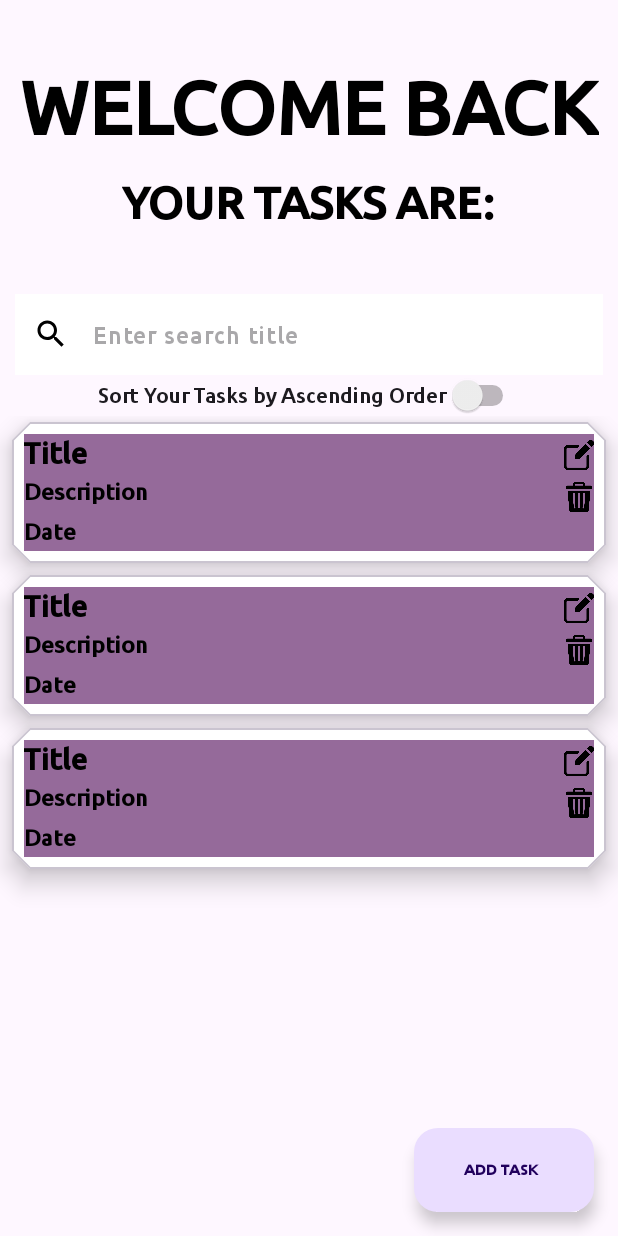
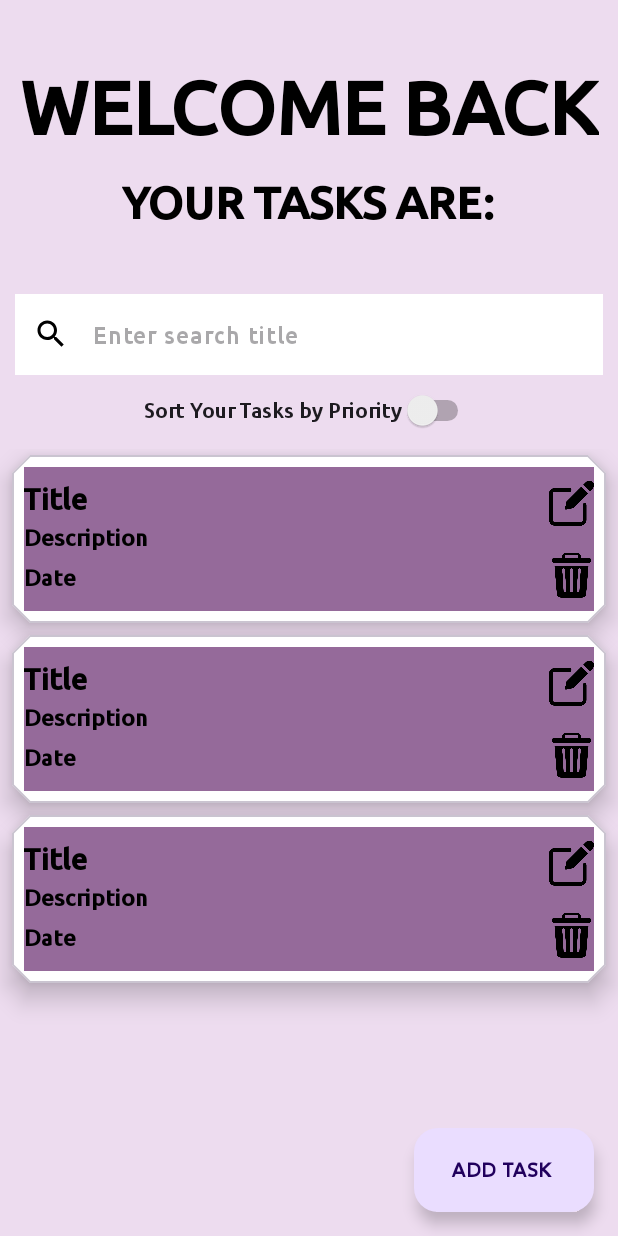
Before and after one commit to Ayathma/TaskManagementApp, an Android app built with Jetpack Compose: the layout activity_main.xml on its own in the app's theme, with its tools: preview values and no code run, on a phone screen of 412 x 824 dp. Run offline under Robolectric (Android 15) with nearby library versions, the phone set to English and light mode, and no system bars.

Commit message:
UI Changes

```diff
--- a/app/src/main/res/layout/activity_main.xml
+++ b/app/src/main/res/layout/activity_main.xml
@@ -5,6 +5,7 @@
     android:id="@+id/main"
     android:layout_width="match_parent"
     android:layout_height="match_parent"
+    android:background="#EDDCEF"
     tools:context=".MainActivity">
 
     <LinearLayout
@@ -17,9 +18,9 @@
             android:id="@+id/textView"
             android:layout_width="wrap_content"
             android:layout_height="wrap_content"
+            android:layout_gravity="center"
             android:layout_marginTop="40dp"
             android:text="WELCOME BACK"
-            android:layout_gravity="center"
             android:textColor="@color/black"
             android:textSize="50sp"
             android:textStyle="bold"
@@ -34,12 +35,12 @@
             android:id="@+id/textView2"
             android:layout_width="wrap_content"
             android:layout_height="wrap_content"
+            android:layout_gravity="center"
             android:layout_marginTop="15dp"
             android:layout_marginBottom="35dp"
-            android:layout_gravity="center"
             android:text="YOUR TASKS ARE:"
+            android:textColor="@color/black"
             android:textSize="30sp"
-            android:textColor="@color/black"
             android:textStyle="bold"
             app:layout_constraintBottom_toBottomOf="parent"
             app:layout_constraintEnd_toEndOf="parent"
@@ -78,18 +79,21 @@
                 android:id="@+id/edSearch"
                 android:layout_width="match_parent"
                 android:layout_height="wrap_content"
+                android:layout_marginBottom="10dp"
                 android:background="@color/white"
                 android:hint="Enter search title"
                 android:imeOptions="actionSearch"
                 android:inputType="text" />
 
         </com.google.android.material.textfield.TextInputLayout>
+
         <Switch
             android:id="@+id/switch_button"
             android:layout_width="wrap_content"
             android:layout_height="wrap_content"
-            android:text="Sort Your Tasks by Ascending Order"
-            android:layout_gravity="center"/>
+            android:layout_gravity="center"
+            android:layout_marginBottom="12dp"
+            android:text="Sort Your Tasks by Priority" />
 
         <androidx.recyclerview.widget.RecyclerView
             android:id="@+id/taskRV"
@@ -102,6 +106,7 @@
             tools:listitem="@layout/view_task_layout" />
 
     </LinearLayout>
+
     <androidx.coordinatorlayout.widget.CoordinatorLayout
         android:layout_width="match_parent"
         android:layout_height="match_parent">
@@ -113,7 +118,7 @@
             android:layout_gravity="bottom|end"
             android:layout_margin="16dp"
             android:text="ADD TASK"
-        android:textSize="10sp"
+            android:textSize="13sp"
             android:textStyle="bold"
             app:layout_constraintBottom_toBottomOf="parent"
             app:layout_constraintEnd_toEndOf="@+id/linearLayout"
@@ -121,5 +126,4 @@
     </androidx.coordinatorlayout.widget.CoordinatorLayout>
 
 
-
 </androidx.constraintlayout.widget.ConstraintLayout>
--- a/app/src/main/res/layout/view_task_layout.xml
+++ b/app/src/main/res/layout/view_task_layout.xml
@@ -67,15 +67,15 @@
 
             <ImageView
                 android:id="@+id/editImg"
-                android:layout_width="20dp"
-                android:layout_height="20dp"
+                android:layout_width="30dp"
+                android:layout_height="40dp"
                 android:layout_marginVertical="4dp"
                 app:srcCompat="@drawable/edit"/>
 
             <ImageView
                 android:id="@+id/deleteImg"
-                android:layout_width="20dp"
-                android:layout_height="20dp"
+                android:layout_width="30dp"
+                android:layout_height="40dp"
                 android:layout_marginVertical="4dp"
                 app:srcCompat="@drawable/bin"/>
 
```
Also changed, not shown: app/src/main/java/com/example/taskmanagementsystem/ui/theme/Color.kt (line endings or trailing spaces). Lines whose indentation alone changed are shown as unchanged.
